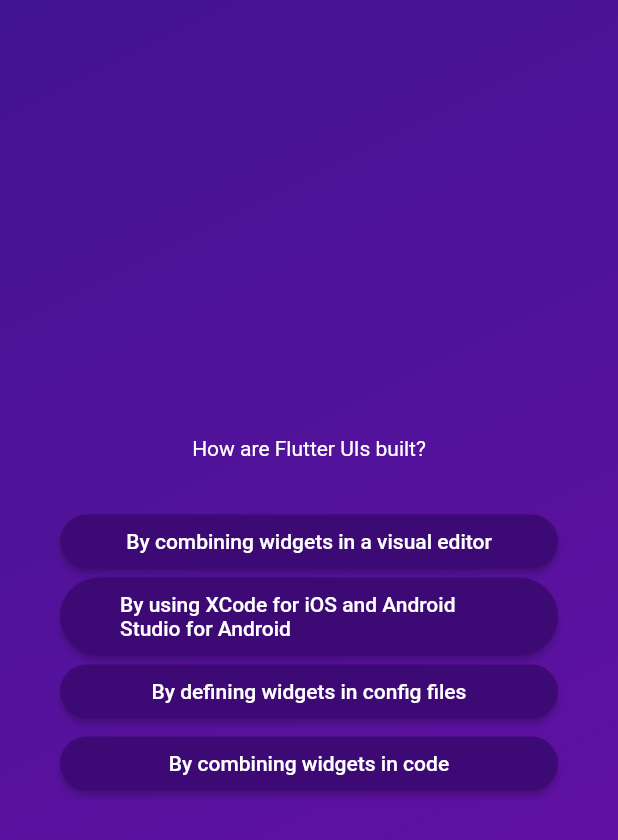
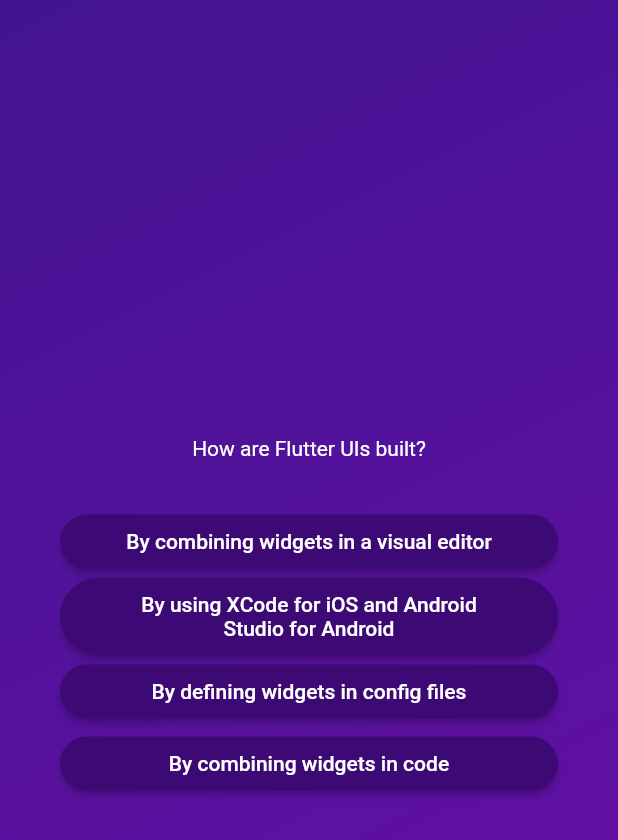
Before and after one commit to Sunnnyyy16/Flutter_Study, a Flutter app: the screen it shows after launch, after a tap on "Start Quiz", after a tap on "Components", on a phone screen of 412 x 824 dp. Shown: the top 840 px of the screen. Run offline on Flutter 3.47's test engine with Material 2 defaults, Android fonts, the phone set to English and light mode, and no system bars.

Commit message:
set answertext to center

```diff
--- a/second_app/lib/answer_button.dart
+++ b/second_app/lib/answer_button.dart
@@ -25,7 +25,7 @@
           borderRadius: BorderRadius.circular(40),
         ),
       ),
-      child: Text(answerText),
+      child: Text(answerText, textAlign: TextAlign.center,),
     );
   }
 }
```
